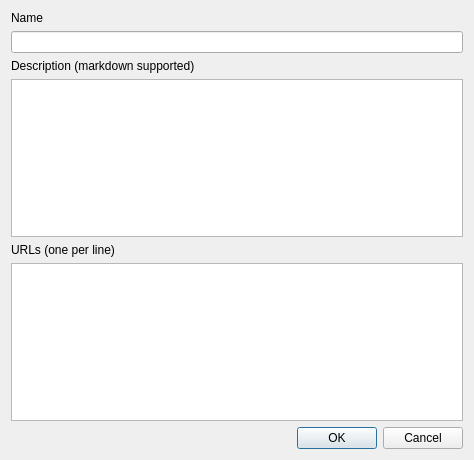
The window that src/app/gui/dialog/newtagdialog.ui (plooorp/qTaggle) describes before a commit, drawn with Qt 5.
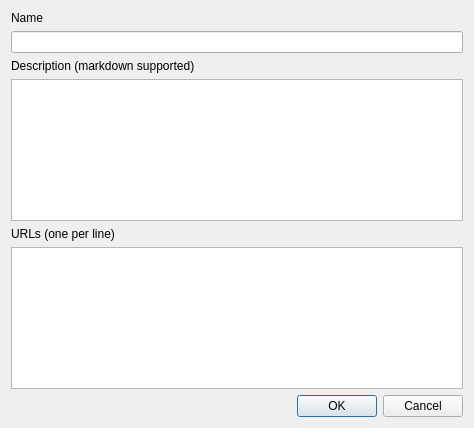
The same window after the commit. Custom widgets are drawn as their Qt base class.

```diff
--- a/src/app/gui/dialog/newtagdialog.ui
+++ b/src/app/gui/dialog/newtagdialog.ui
@@ -7,7 +7,7 @@
     <x>0</x>
     <y>0</y>
     <width>474</width>
-    <height>460</height>
+    <height>428</height>
    </rect>
   </property>
   <property name="windowTitle">
```
Left out of the diff: 41 changed lines with no effect on the pictures.
